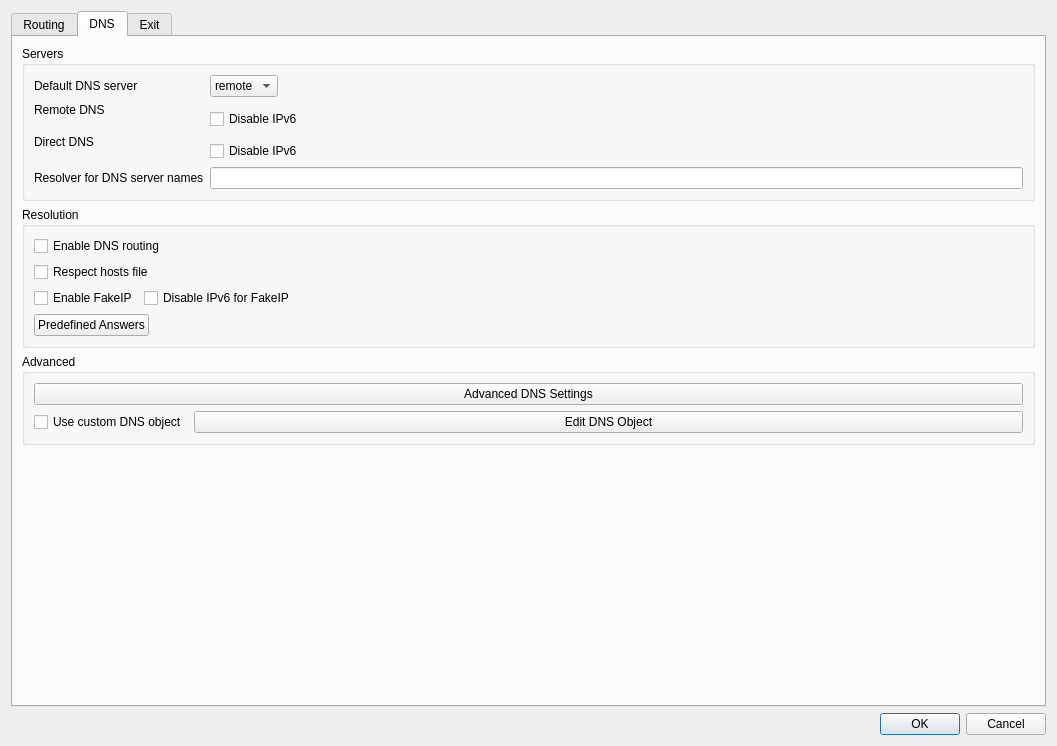
First picture: the form in include/ui/setting/dialog_manage_routes.ui, repository throneproj/Throne, before the edit.
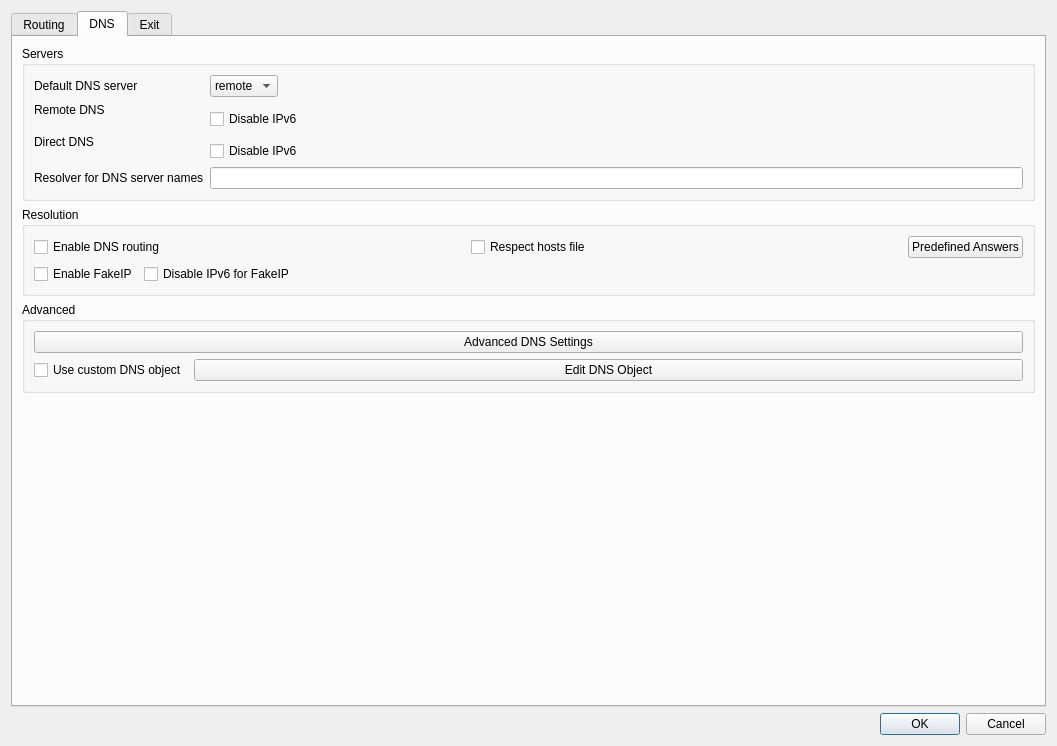
Second picture: the form after the edit. The open tabs and pages were chosen to show the change. Custom widgets are drawn as their Qt base class.

What changed in the file:
```diff
--- a/include/ui/setting/dialog_manage_routes.ui
+++ b/include/ui/setting/dialog_manage_routes.ui
@@ -461,34 +461,57 @@
          <property name="title">
           <string>Resolution</string>
          </property>
-         <layout class="QGridLayout" name="dns_resolution_layout">
-          <item row="0" column="0">
-           <widget class="QCheckBox" name="enable_dns_routing">
-            <property name="uiLevel" stdset="0">
-             <string notr="true">advanced</string>
-            </property>
-            <property name="toolTip">
-             <string>Domains sent direct are resolved with the direct DNS too.</string>
-            </property>
-            <property name="text">
-             <string>Enable DNS routing</string>
-            </property>
-           </widget>
+         <property name="uiLevel" stdset="0">
+          <string notr="true">advanced</string>
+         </property>
+         <layout class="QVBoxLayout" name="verticalLayout_2">
+          <item>
+           <layout class="QHBoxLayout" name="horizontalLayout_2">
+            <item>
+             <widget class="QCheckBox" name="enable_dns_routing">
+              <property name="toolTip">
+               <string>Domains sent direct are resolved with the direct DNS too.</string>
+              </property>
+              <property name="text">
+               <string>Enable DNS routing</string>
+              </property>
+              <property name="uiLevel" stdset="0">
+               <string notr="true">advanced</string>
+              </property>
+             </widget>
+            </item>
+            <item>
+             <widget class="QCheckBox" name="respect_hosts">
+              <property name="toolTip">
+               <string>Answer A/AAAA queries from the system hosts file first.</string>
+              </property>
+              <property name="text">
+               <string>Respect hosts file</string>
+              </property>
+              <property name="uiLevel" stdset="0">
+               <string notr="true">advanced</string>
+              </property>
+             </widget>
+            </item>
+            <item>
+             <widget class="QPushButton" name="predefined_dns">
+              <property name="sizePolicy">
+               <sizepolicy hsizetype="Maximum" vsizetype="Fixed">
+                <horstretch>0</horstretch>
+                <verstretch>0</verstretch>
+               </sizepolicy>
+              </property>
+              <property name="text">
+               <string>Predefined Answers</string>
+              </property>
+              <property name="uiLevel" stdset="0">
+               <string notr="true">advanced</string>
+              </property>
+             </widget>
+            </item>
+           </layout>
           </item>
-          <item row="1" column="0">
-           <widget class="QCheckBox" name="respect_hosts">
-            <property name="uiLevel" stdset="0">
-             <string notr="true">advanced</string>
-            </property>
-            <property name="toolTip">
-             <string>Answer A/AAAA queries from the system hosts file first.</string>
-            </property>
-            <property name="text">
-             <string>Respect hosts file</string>
-            </property>
-           </widget>
-          </item>
-          <item row="2" column="0">
+          <item>
            <layout class="QHBoxLayout" name="horizontalLayout_6">
             <item>
              <widget class="QCheckBox" name="enable_fakeip">
@@ -528,22 +551,6 @@
             </item>
            </layout>
           </item>
-          <item row="3" column="0" alignment="Qt::AlignmentFlag::AlignLeft">
-           <widget class="QPushButton" name="predefined_dns">
-            <property name="uiLevel" stdset="0">
-             <string notr="true">advanced</string>
-            </property>
-            <property name="sizePolicy">
-             <sizepolicy hsizetype="Maximum" vsizetype="Fixed">
-              <horstretch>0</horstretch>
-              <verstretch>0</verstretch>
-             </sizepolicy>
-            </property>
-            <property name="text">
-             <string>Predefined Answers</string>
-            </property>
-           </widget>
-          </item>
          </layout>
         </widget>
        </item>
```
Left out of the diff: 250 changed lines with no effect on the pictures.
